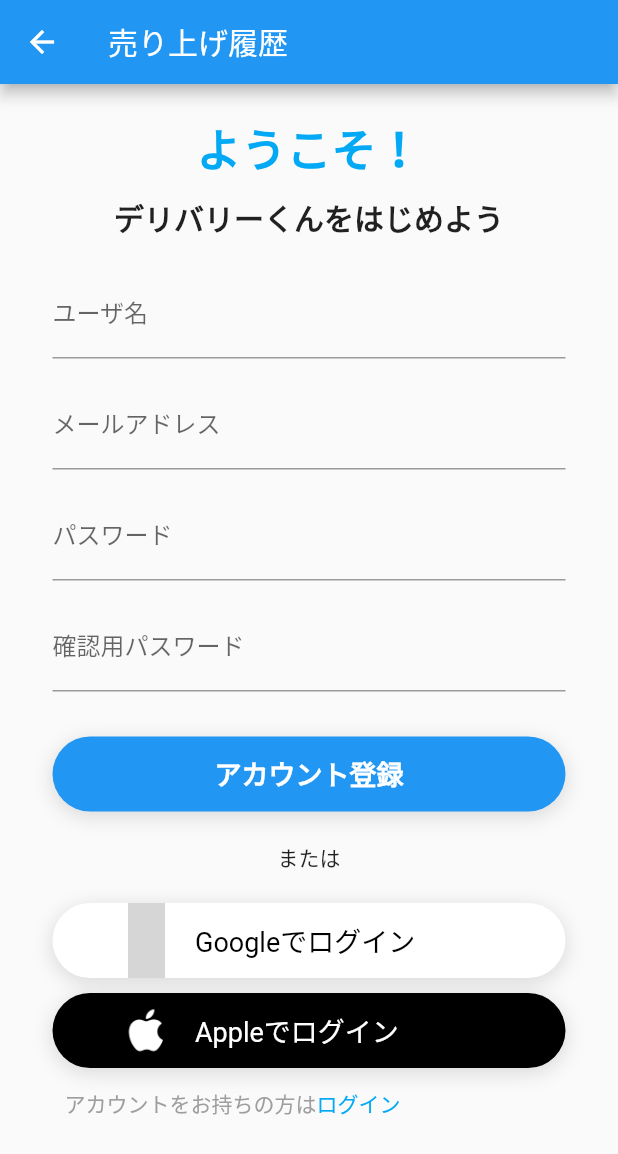
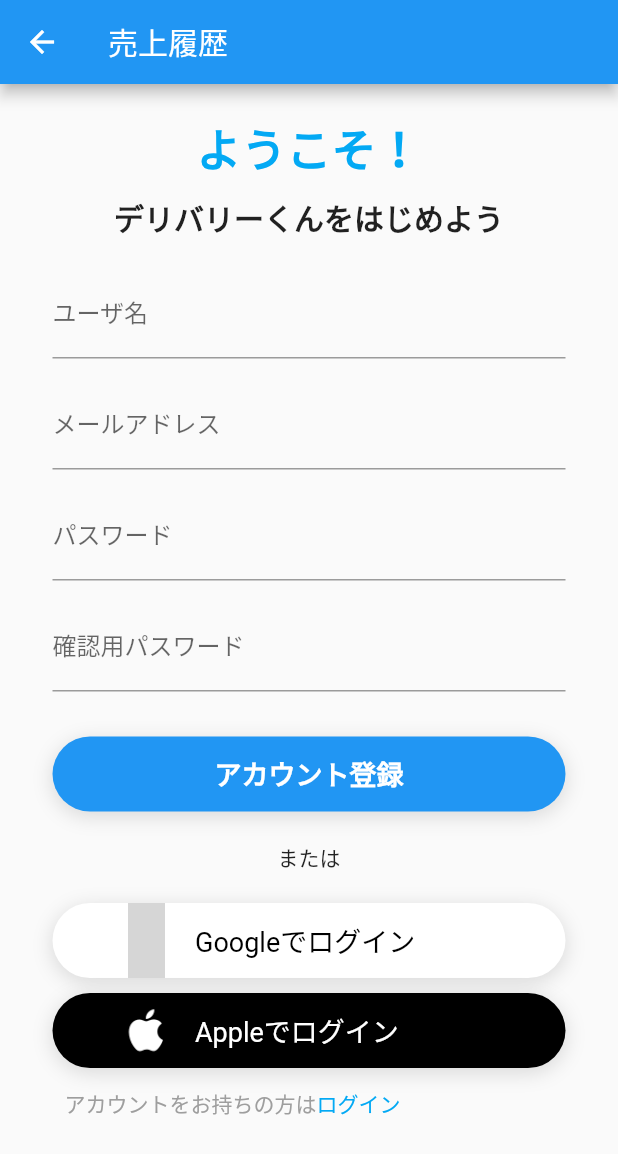
Before and after one commit to tadashimasuda/delivery_kun, a Flutter app: the UserStatusScreen screen opened directly, on a phone screen of 412 x 824 dp. Shown: the top 1154 px of the screen. Run offline on Flutter 3.47's test engine with Material 2 defaults, Android fonts, the phone set to English and light mode, and no system bars; drawn by our look-alikes of google_mobile_ads; our stand-ins replace charts_flutter, dio, firebase_auth, firebase_core, flutter_secure_storage, geolocator and 3 more; missing offline and left inert: flutter_config; accounts and stored records are empty; network calls fail; grey boxes are pictures that could not be loaded.

Commit message:
ステータス画面修正

```diff
--- a/lib/components/login_drawer.dart
+++ b/lib/components/login_drawer.dart
@@ -1,4 +1,4 @@
-import 'package:delivery_kun/screens/user_status.dart';
+import 'package:delivery_kun/screens/user_status_screen.dart';
 import 'package:url_launcher/url_launcher.dart';
 import 'package:delivery_kun/screens/setting_screen.dart';
 import 'package:delivery_kun/services/auth.dart';
--- a/lib/screens/user_status.dart
+++ b/lib/screens/user_status_screen.dart
@@ -1,15 +1,15 @@
-import 'package:delivery_kun/services/admob.dart';
 import 'package:flutter/material.dart';
+import 'package:flutter/cupertino.dart';
 import 'package:google_mobile_ads/google_mobile_ads.dart';
 import 'package:provider/provider.dart';
 import 'package:intl/intl.dart';
 import 'package:charts_flutter/flutter.dart' as charts;
 
-import 'order_list.dart';
+import 'package:delivery_kun/services/admob.dart';
 import 'package:delivery_kun/services/auth.dart';
 import 'package:delivery_kun/services/user_status.dart';
-import 'package:flutter/cupertino.dart';
-import 'sign_up_screen.dart';
+import 'package:delivery_kun/screens/order_list.dart';
+import 'package:delivery_kun/screens/sign_up_screen.dart';
 
 class UserStatusScreen extends StatefulWidget {
   const UserStatusScreen({Key? key}) : super(key: key);
@@ -36,7 +36,7 @@ class _UserStatusScreenState extends State<UserStatusScreen> {
   Widget build(BuildContext context) {
     return Scaffold(
       appBar: AppBar(
-        title: Text('売り上げ履歴'),
+        title: Text('売上履歴',),
       ),
       body: Consumer<Auth>(
           builder: (context, auth, child) => auth.authenticated
```
